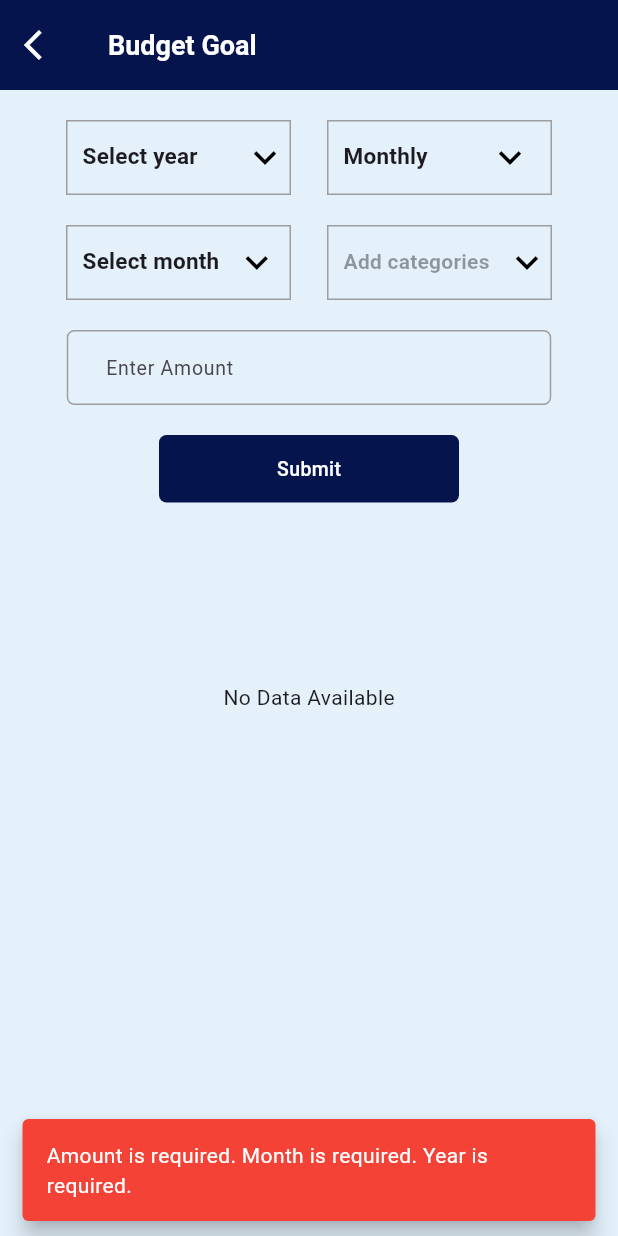
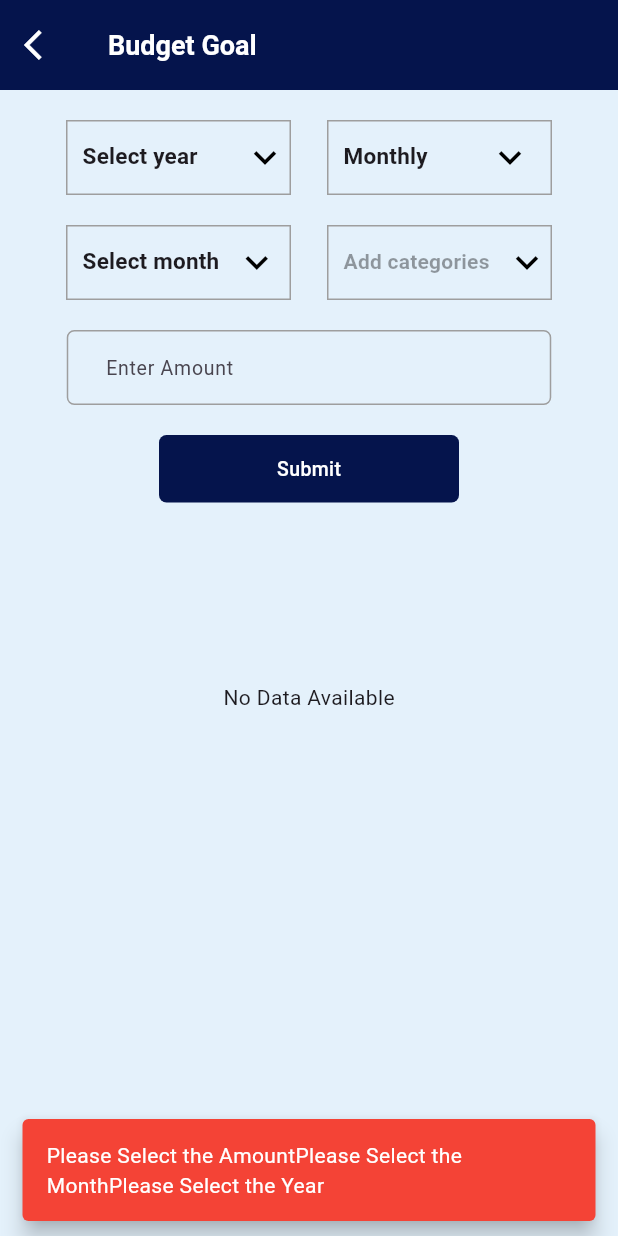
Before and after one commit to AthiraaAthi/project_way, a Flutter app: the BudgetGoalScreen screen opened directly, after a tap on "Submit", on a phone screen of 412 x 824 dp. Run offline on Flutter 3.47's test engine with Material 3 defaults, Android fonts, the phone set to English and light mode, and no system bars; our stand-ins replace carousel_slider, easy_localization, fl_chart, flutter_toggle_tab, pinput, sqflite and 2 more; accounts and stored records are empty.

```diff
--- a/lib/view/budget_goal/budget_goal_screen.dart
+++ b/lib/view/budget_goal/budget_goal_screen.dart
@@ -609,20 +609,20 @@ class _BudgetGoalScreenState extends State<BudgetGoalScreen> {
                           String weekMessage = '';
                           if (dropDownMonthOrWeekValue == 'Monthly') {
                             if (enteredAmount.isEmpty) {
-                              monthMessage += 'Amount is required. ';
+                              monthMessage += 'Please Select the Amount';
                             }
                             if (dropDownMonthValue ==
                                 "budget_goal_screen.dropdowns.month_selection"
                                     .tr()) {
-                              monthMessage += 'Month is required. ';
+                              monthMessage += 'Please Select the Month';
                             }
                             if (dropDownValue ==
                                 "budget_goal_screen.dropdowns.year_selection"
                                     .tr()) {
-                              monthMessage += 'Year is required. ';
+                              monthMessage += 'Please Select the Year';
                             }
                             if (selectedCategory == null) {
-                              monthMessage += 'Category is required. ';
+                              monthMessage += 'Please Select the category';
                             }
                             if (monthMessage.isNotEmpty) {
                               ScaffoldMessenger.of(context).showSnackBar(
@@ -657,16 +657,16 @@ class _BudgetGoalScreenState extends State<BudgetGoalScreen> {
                             }
                           } else if (dropDownMonthOrWeekValue == 'Weekly') {
                             if (enteredAmount.isEmpty) {
-                              weekMessage += 'Amount is required. ';
+                              weekMessage += 'Please Enter the Amount';
                             }
                             if (startDate.isEmpty) {
-                              weekMessage += 'Start Date is required. ';
+                              weekMessage += 'Please Select the Start Date ';
                             }
                             if (endDate.isEmpty) {
-                              weekMessage += 'End Date is required. ';
+                              weekMessage += 'Please Select the End Date';
                             }
                             if (selectedCategory == null) {
-                              weekMessage += 'Category is required. ';
+                              weekMessage += 'Please Select the Category';
                             }
                             if (weekMessage.isNotEmpty) {
                               ScaffoldMessenger.of(context).showSnackBar(
```
